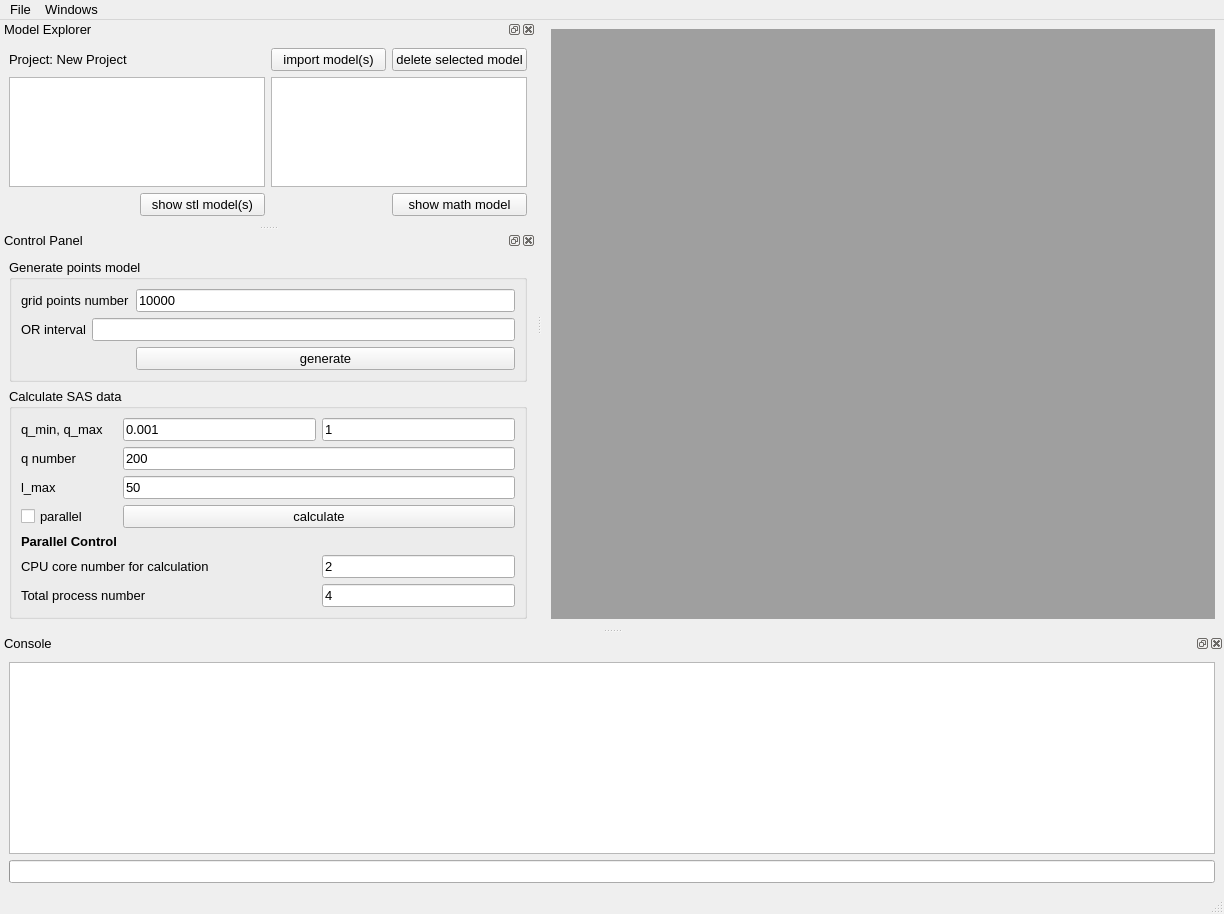
Qt form qtgui/mainwindow.ui (molybd/Model2SAS) before a commit.
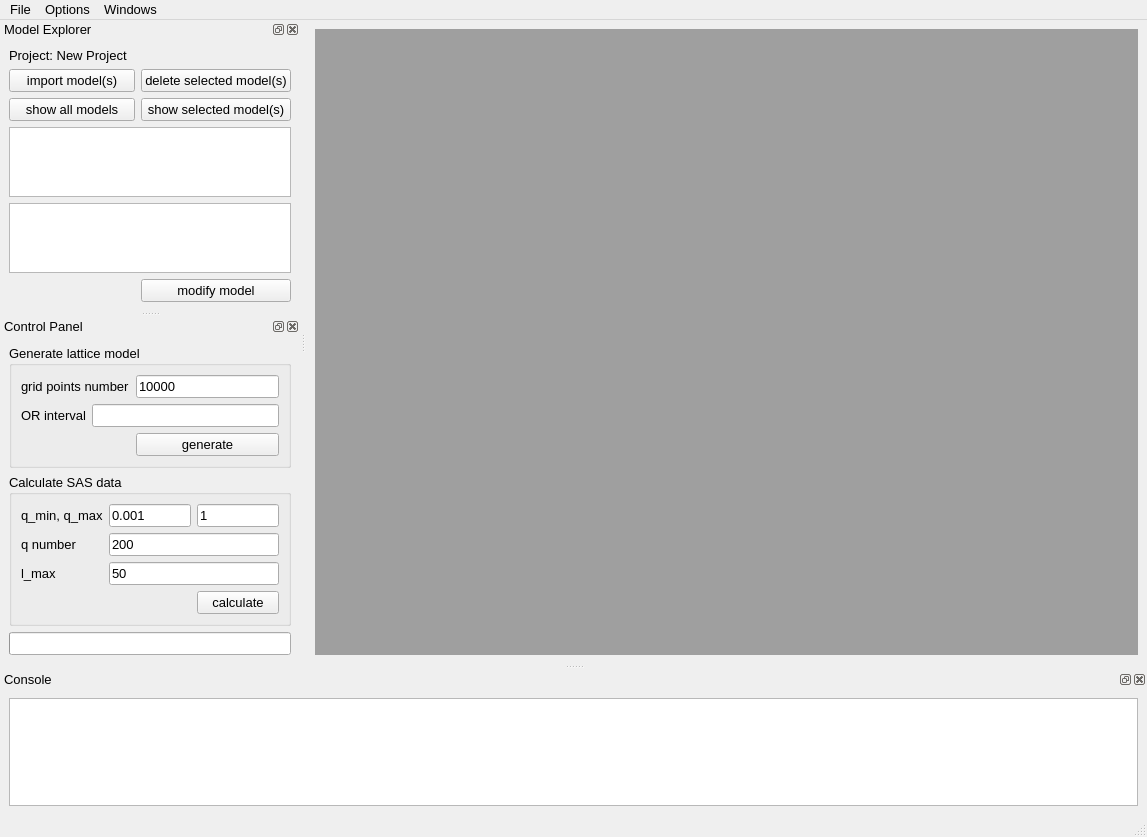
The same form after that commit.

Commit message: totally rewrite the GUI, and add model modificaiton function and window

The edit to the form file:
```diff
--- a/qtgui/mainwindow.ui
+++ b/qtgui/mainwindow.ui
@@ -6,8 +6,8 @@
    <rect>
     <x>0</x>
     <y>0</y>
-    <width>1224</width>
-    <height>914</height>
+    <width>1147</width>
+    <height>837</height>
    </rect>
   </property>
   <property name="font">
@@ -22,7 +22,11 @@
   <widget class="QWidget" name="centralwidget">
    <layout class="QHBoxLayout" name="horizontalLayout">
     <item>
-     <widget class="QMdiArea" name="mdiArea"/>
+     <widget class="QMdiArea" name="mdiArea">
+      <property name="layoutDirection">
+       <enum>Qt::LeftToRight</enum>
+      </property>
+     </widget>
     </item>
    </layout>
   </widget>
@@ -31,36 +35,49 @@
     <rect>
      <x>0</x>
      <y>0</y>
-     <width>1224</width>
-     <height>23</height>
+     <width>1147</width>
+     <height>21</height>
     </rect>
    </property>
    <widget class="QMenu" name="menuFile">
     <property name="title">
      <string>File</string>
     </property>
-    <addaction name="actionNew_Project"/>
-    <addaction name="actionLoad_project"/>
+    <addaction name="action_newProject"/>
+    <addaction name="action_loadProject"/>
     <addaction name="separator"/>
-    <addaction name="actionSave_project"/>
-    <addaction name="actionSave_points_model"/>
-    <addaction name="actionSave_SAS_curve"/>
+    <addaction name="action_saveProject"/>
+    <addaction name="action_savePointsModel"/>
+    <addaction name="action_saveSasCurve"/>
     <addaction name="separator"/>
-    <addaction name="actionImport_model_s"/>
-    <addaction name="actionDelete_all_models"/>
+    <addaction name="action_importModels"/>
+    <addaction name="action_deleteAllModels"/>
    </widget>
    <widget class="QMenu" name="menuWindows">
     <property name="title">
      <string>Windows</string>
     </property>
-    <addaction name="actionCascade_2"/>
-    <addaction name="actionTile_2"/>
+    <addaction name="action_Cascade"/>
+    <addaction name="action_Tile"/>
+   </widget>
+   <widget class="QMenu" name="menuOptions">
+    <property name="title">
+     <string>Options</string>
+    </property>
+    <addaction name="action_advancedOptions"/>
    </widget>
    <addaction name="menuFile"/>
+   <addaction name="menuOptions"/>
    <addaction name="menuWindows"/>
   </widget>
   <widget class="QStatusBar" name="statusbar"/>
   <widget class="QDockWidget" name="dockWidget_explorer">
+   <property name="maximumSize">
+    <size>
+     <width>524287</width>
+     <height>524287</height>
+    </size>
+   </property>
    <property name="windowTitle">
     <string>Model Explorer</string>
    </property>
@@ -69,40 +86,33 @@
    </attribute>
    <widget class="QWidget" name="dockWidgetContents">
     <layout class="QGridLayout" name="gridLayout">
-     <item row="1" column="0" colspan="2">
-      <widget class="QTableView" name="tableView_stlmodels"/>
+     <item row="4" column="0" colspan="2">
+      <widget class="QTableView" name="tableView_stlModels"/>
      </item>
-     <item row="1" column="2" colspan="2">
-      <widget class="QTableView" name="tableView_mathmodels"/>
-     </item>
-     <item row="2" column="3">
-      <widget class="QPushButton" name="pushButton_showMathmodel">
-       <property name="text">
-        <string>show math model</string>
-       </property>
-      </widget>
-     </item>
-     <item row="2" column="1">
-      <widget class="QPushButton" name="pushButton_showStlmodels">
-       <property name="text">
-        <string>show stl model(s)</string>
-       </property>
-      </widget>
-     </item>
-     <item row="0" column="3">
-      <widget class="QPushButton" name="pushButton_deleteModel">
-       <property name="text">
-        <string>delete selected model</string>
-       </property>
-      </widget>
-     </item>
-     <item row="0" column="2">
+     <item row="2" column="0">
       <widget class="QPushButton" name="pushButton_importModels">
        <property name="text">
         <string>import model(s)</string>
        </property>
       </widget>
      </item>
+     <item row="7" column="1">
+      <widget class="QPushButton" name="pushButton_modifyModel">
+       <property name="text">
+        <string>modify model</string>
+       </property>
+      </widget>
+     </item>
+     <item row="5" column="0" colspan="2">
+      <widget class="QTableView" name="tableView_mathModels"/>
+     </item>
+     <item row="2" column="1">
+      <widget class="QPushButton" name="pushButton_deleteModels">
+       <property name="text">
+        <string>delete selected model(s)</string>
+       </property>
+      </widget>
+     </item>
      <item row="0" column="0" colspan="2">
       <widget class="QLabel" name="label_projectName">
        <property name="text">
@@ -110,6 +120,20 @@
        </property>
       </widget>
      </item>
+     <item row="3" column="0">
+      <widget class="QPushButton" name="pushButton_showAllModels">
+       <property name="text">
+        <string>show all models</string>
+       </property>
+      </widget>
+     </item>
+     <item row="3" column="1">
+      <widget class="QPushButton" name="pushButton_showSelectedModels">
+       <property name="text">
+        <string>show selected model(s)</string>
+       </property>
+      </widget>
+     </item>
     </layout>
    </widget>
   </widget>
@@ -123,26 +147,28 @@
    <widget class="QWidget" name="dockWidgetContents_2">
     <layout class="QVBoxLayout" name="verticalLayout">
      <item>
-      <widget class="QTextEdit" name="textEdit">
+      <widget class="QTextEdit" name="textEdit_console">
        <property name="readOnly">
         <bool>true</bool>
        </property>
       </widget>
      </item>
-     <item>
-      <widget class="QProgressBar" name="progressBar">
-       <property name="maximum">
-        <number>100</number>
-       </property>
-       <property name="value">
-        <number>-1</number>
-       </property>
-      </widget>
-     </item>
     </layout>
    </widget>
   </widget>
   <widget class="QDockWidget" name="dockWidget_controlPanel">
+   <property name="minimumSize">
+    <size>
+     <width>264</width>
+     <height>200</height>
+    </size>
+   </property>
+   <property name="maximumSize">
+    <size>
+     <width>300</width>
+     <height>400</height>
+    </size>
+   </property>
    <property name="windowTitle">
     <string>Control Panel</string>
    </property>
@@ -155,16 +181,18 @@
       <widget class="QGroupBox" name="groupBox_genPoints">
        <property name="font">
         <font>
+         <family>Arial</family>
+         <pointsize>10</pointsize>
          <weight>50</weight>
          <bold>false</bold>
         </font>
        </property>
        <property name="title">
-        <string>Generate points model</string>
+        <string>Generate lattice model</string>
        </property>
        <layout class="QGridLayout" name="gridLayout_2">
         <item row="2" column="2">
-         <widget class="QPushButton" name="pushButton_genPoints">
+         <widget class="QPushButton" name="pushButton_genLatticeModel">
           <property name="text">
            <string>generate</string>
           </property>
@@ -201,6 +229,8 @@
       <widget class="QGroupBox" name="groupBox_calcSas">
        <property name="font">
         <font>
+         <family>Arial</family>
+         <pointsize>10</pointsize>
          <weight>50</weight>
          <bold>false</bold>
         </font>
@@ -209,20 +239,6 @@
         <string>Calculate SAS data</string>
        </property>
        <layout class="QGridLayout" name="gridLayout_3">
-        <item row="2" column="1" colspan="2">
-         <widget class="QLineEdit" name="lineEdit_lmax">
-          <property name="text">
-           <string>50</string>
-          </property>
-         </widget>
-        </item>
-        <item row="1" column="1" colspan="2">
-         <widget class="QLineEdit" name="lineEdit_qnum">
-          <property name="text">
-           <string>200</string>
-          </property>
-         </widget>
-        </item>
         <item row="1" column="0">
          <widget class="QLabel" name="label_4">
           <property name="text">
@@ -230,13 +246,6 @@
           </property>
          </widget>
         </item>
-        <item row="0" column="1">
-         <widget class="QLineEdit" name="lineEdit_qmin">
-          <property name="text">
-           <string>0.001</string>
-          </property>
-         </widget>
-        </item>
         <item row="0" column="0">
          <widget class="QLabel" name="label_3">
           <property name="text">
@@ -244,84 +253,61 @@
           </property>
          </widget>
         </item>
-        <item row="2" column="0">
-         <widget class="QLabel" name="label_5">
-          <property name="text">
-           <string>l_max</string>
-          </property>
-         </widget>
-        </item>
         <item row="0" column="2">
+         <widget class="QLineEdit" name="lineEdit_qmin">
+          <property name="text">
+           <string>0.001</string>
+          </property>
+         </widget>
+        </item>
+        <item row="2" column="2" colspan="2">
+         <widget class="QLineEdit" name="lineEdit_lmax">
+          <property name="text">
+           <string>50</string>
+          </property>
+         </widget>
+        </item>
+        <item row="0" column="3">
          <widget class="QLineEdit" name="lineEdit_qmax">
           <property name="text">
            <string>1</string>
           </property>
          </widget>
         </item>
-        <item row="4" column="0">
-         <widget class="QCheckBox" name="checkBox_parallel">
-          <property name="enabled">
-           <bool>true</bool>
-          </property>
-          <property name="text">
-           <string>parallel</string>
-          </property>
-          <property name="checked">
-           <bool>false</bool>
-          </property>
-         </widget>
-        </item>
-        <item row="4" column="1" colspan="2">
+        <item row="8" column="3">
          <widget class="QPushButton" name="pushButton_calcSas">
           <property name="text">
            <string>calculate</string>
           </property>
          </widget>
         </item>
-        <item row="5" column="0">
-         <widget class="QLabel" name="label_8">
-          <property name="font">
-           <font>
-            <weight>75</weight>
-            <bold>true</bold>
-           </font>
-          </property>
+        <item row="1" column="2" colspan="2">
+         <widget class="QLineEdit" name="lineEdit_qnum">
           <property name="text">
-           <string>Parallel Control</string>
+           <string>200</string>
           </property>
          </widget>
         </item>
-        <item row="6" column="2">
-         <widget class="QLineEdit" name="lineEdit_coreNum">
+        <item row="2" column="0">
+         <widget class="QLabel" name="label_5">
           <property name="text">
-           <string>2</string>
-          </property>
-         </widget>
-        </item>
-        <item row="6" column="0" colspan="2">
-         <widget class="QLabel" name="label_6">
-          <property name="text">
-           <string>CPU core number for calculation</string>
-          </property>
-         </widget>
-        </item>
-        <item row="7" column="2">
-         <widget class="QLineEdit" name="lineEdit_processNum">
-          <property name="text">
-           <string>4</string>
-          </property>
-         </widget>
-        </item>
-        <item row="7" column="0" colspan="2">
-         <widget class="QLabel" name="label_7">
-          <property name="text">
-           <string>Total process number</string>
+           <string>l_max</string>
           </property>
          </widget>
         </item>
        </layout>
       </widget>
      </item>
+     <item>
+      <widget class="QProgressBar" name="progressBar">
+       <property name="maximum">
+        <number>100</number>
+       </property>
+       <property name="value">
+        <number>-1</number>
+       </property>
+      </widget>
+     </item>
     </layout>
    </widget>
   </widget>
@@ -330,12 +316,12 @@
     <string>Load Project</string>
    </property>
   </action>
-  <action name="actionSave_project">
+  <action name="action_saveProject">
    <property name="text">
     <string>Save project</string>
    </property>
   </action>
-  <action name="actionImport_model_s">
+  <action name="action_importModels">
    <property name="text">
     <string>Import model(s)</string>
    </property>
@@ -350,12 +336,12 @@
     <string>Tile</string>
    </property>
   </action>
-  <action name="actionCascade_2">
+  <action name="action_Cascade">
    <property name="text">
     <string>Cascade</string>
    </property>
   </action>
-  <action name="actionTile_2">
+  <action name="action_Tile">
    <property name="text">
     <string>Tile</string>
    </property>
@@ -365,31 +351,36 @@
     <string>Contol Panel</string>
    </property>
   </action>
-  <action name="actionNew_Project">
+  <action name="action_newProject">
    <property name="text">
     <string>New project</string>
    </property>
   </action>
-  <action name="actionDelete_all_models">
+  <action name="action_deleteAllModels">
    <property name="text">
     <string>Delete all models</string>
    </property>
   </action>
-  <action name="actionSave_points_model">
+  <action name="action_savePointsModel">
    <property name="text">
     <string>Save points model</string>
    </property>
   </action>
-  <action name="actionSave_SAS_curve">
+  <action name="action_saveSasCurve">
    <property name="text">
     <string>Save SAS curve</string>
    </property>
   </action>
-  <action name="actionLoad_project">
+  <action name="action_loadProject">
    <property name="text">
     <string>Load project</string>
    </property>
   </action>
+  <action name="action_advancedOptions">
+   <property name="text">
+    <string>Advanced options</string>
+   </property>
+  </action>
   <zorder>dockWidget_controlPanel</zorder>
  </widget>
  <resources/>
```
The commit also changes 8 other files.
